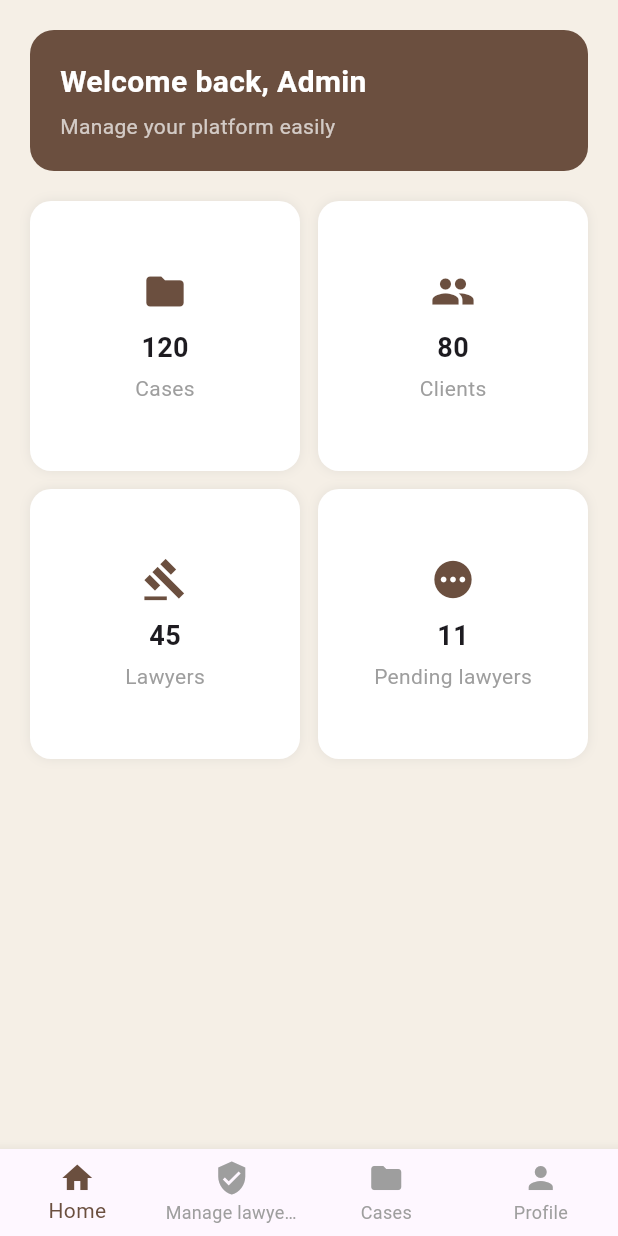
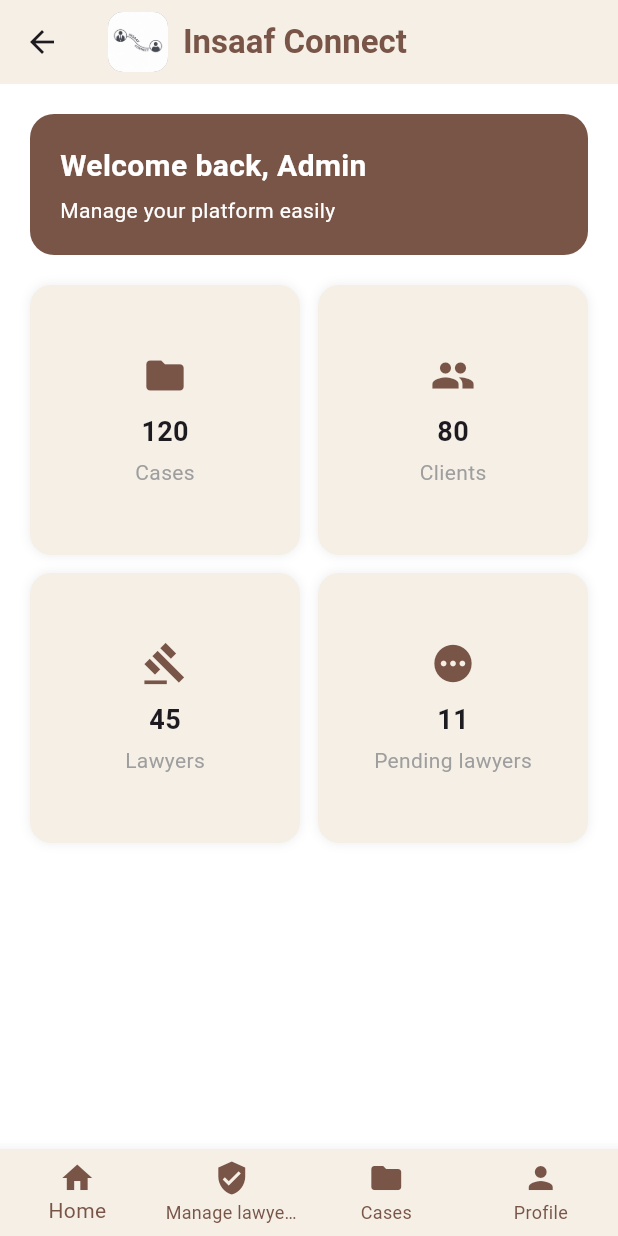
Before and after one commit to insaseemab/frontend, a Flutter app: the DashboardScreen screen opened by its route, on a phone screen of 412 x 824 dp. Run offline on Flutter 3.47's test engine with Material 3 defaults, Android fonts, the light colour scheme and no system bars; our stand-ins replace get, get_storage; accounts and stored records are empty.

Commit message:
changed theme of admin dashboard

```diff
--- a/lib/core/services/lawyers_services.dart
+++ b/lib/core/services/lawyers_services.dart
@@ -33,6 +33,7 @@ class LawyerService {
       final response = await http.get(
         Uri.parse('$_baseUrl/lawyers/$id'),
         headers: {'Content-Type': 'application/json'},
+
       );
 
       if (response.statusCode == 200) {
--- a/lib/core/utils/theme.dart
+++ b/lib/core/utils/theme.dart
@@ -1,9 +1,9 @@
 import 'package:flutter/material.dart';
 
 class AppTheme {
-  static const Color primary = Color(0xFF6B4F3F);
-  static const Color accent = Color(0xFFF5F5DC);
-  static const Color secondary = Colors.white;
+  static const Color primary = const Color(0xFFF5EFE6);
+  static const Color accent = Colors.white;
+  static const Color secondary = Colors.brown;
 
   static ThemeData lightTheme = ThemeData(
     primaryColor: primary,
--- a/lib/screens/dashboard_screen/admin_dashboard.dart
+++ b/lib/screens/dashboard_screen/admin_dashboard.dart
@@ -5,7 +5,40 @@ class AdminProfileDashboard extends StatelessWidget {
 
   @override
   Widget build(BuildContext context) {
-    return SafeArea(
+    return Scaffold(
+      backgroundColor: Colors.white,
+      appBar: AppBar(
+        backgroundColor: const Color(0xFFF5EFE6),
+        title: Row(
+          children: [
+            Container(
+              height: 40,
+              width: 40,
+              decoration: BoxDecoration(
+                color: Colors.grey,
+                borderRadius: BorderRadius.circular(10),
+              ),
+              child: ClipRRect(
+                borderRadius: BorderRadius.circular(10),
+                child: Image.asset(
+                  'assets/images/logo.png',
+                  fit: BoxFit.cover,
+                ),
+              ),
+            ),
+            const SizedBox(width: 10),
+            const Text(
+              "Insaaf Connect",
+              style: TextStyle(
+                color: Colors.brown,
+                fontWeight: FontWeight.bold,
+
+              ),
+            ),
+          ],
+        ),
+      ),
+      body: SafeArea(
         child: LayoutBuilder(
           builder: (context, constraints) {
             bool isWeb = constraints.maxWidth > 800;
@@ -15,13 +48,12 @@ class AdminProfileDashboard extends StatelessWidget {
               child: Column(
                 crossAxisAlignment: CrossAxisAlignment.start,
                 children: [
-
                   /// 🔹 HEADER
                   Container(
                     width: double.infinity,
                     padding: const EdgeInsets.all(20),
                     decoration: BoxDecoration(
-                    color: const Color(0xFF6B4F3F),
+                      color: Colors.brown,
                       borderRadius: BorderRadius.circular(16),
                     ),
                     child: const Column(
@@ -38,7 +70,7 @@ class AdminProfileDashboard extends StatelessWidget {
                         SizedBox(height: 5),
                         Text(
                           "Manage your platform easily",
-                        style: TextStyle(color: Colors.white70),
+                          style: TextStyle(color: Colors.white),
                         ),
                       ],
                     ),
@@ -60,11 +92,11 @@ class AdminProfileDashboard extends StatelessWidget {
                       statCard("Pending lawyers", "11", Icons.pending),
                     ],
                   ),
-
                 ],
               ),
             );
           },
+        ),
       ),
     );
   }
@@ -74,24 +106,20 @@ class AdminProfileDashboard extends StatelessWidget {
     return Container(
       padding: const EdgeInsets.all(16),
       decoration: BoxDecoration(
-        color: Colors.white,
+        color: const Color(0xFFF5EFE6),
         borderRadius: BorderRadius.circular(14),
         boxShadow: [
-          BoxShadow(
-            color: Colors.grey.withValues(alpha: 0.2),
-            blurRadius: 6,
-          )
+          BoxShadow(color: Colors.grey.withValues(alpha: 0.2), blurRadius: 6),
         ],
       ),
       child: Column(
         mainAxisAlignment: MainAxisAlignment.center,
         children: [
-          Icon(icon, size: 30, color: const Color(0xFF6B4F3F)),
+          Icon(icon, size: 30, color: Colors.brown),
           const SizedBox(height: 10),
           Text(
             value,
-            style: const TextStyle(
-                fontSize: 18, fontWeight: FontWeight.bold),
+            style: const TextStyle(fontSize: 18, fontWeight: FontWeight.bold),
           ),
           const SizedBox(height: 4),
           Text(title, style: const TextStyle(color: Colors.grey)),
@@ -99,38 +127,4 @@ class AdminProfileDashboard extends StatelessWidget {
       ),
     );
   }
-
-  /// 🔹 FEEDBACK ITEM
-  Widget feedbackItem(String name, String message) {
-    return Container(
-      margin: const EdgeInsets.only(bottom: 10),
-      padding: const EdgeInsets.all(14),
-      decoration: BoxDecoration(
-        color: Colors.white,
-        borderRadius: BorderRadius.circular(14),
-      ),
-      child: Row(
-        children: [
-          CircleAvatar(
-            backgroundColor: const Color(0xFF6B4F3F),
-            child: Text(name[0],
-                style: const TextStyle(color: Colors.white)),
-          ),
-          const SizedBox(width: 10),
-          Expanded(
-            child: Column(
-              crossAxisAlignment: CrossAxisAlignment.start,
-              children: [
-                Text(name,
-                    style: const TextStyle(
-                        fontWeight: FontWeight.bold)),
-                Text(message,
-                    style: const TextStyle(color: Colors.grey)),
-              ],
-            ),
-          )
-        ],
-      ),
-    );
 }
-}
--- a/lib/screens/dashboard_screen/client_dashboard.dart
+++ b/lib/screens/dashboard_screen/client_dashboard.dart
@@ -32,8 +32,9 @@ class _DashboardScreenState extends State<DashboardScreen> {
 
       bottomNavigationBar: BottomNavigationBar(
         currentIndex: currentIndex,
-        selectedItemColor: const Color(0xFF6B4F3F),
-        unselectedItemColor: Colors.grey,
+        selectedItemColor: Colors.brown,
+        unselectedItemColor: Colors.brown,
+        backgroundColor: const Color(0xFFF5EFE6),
         type: BottomNavigationBarType.fixed,
         onTap: (index) {
           setState(() {
```
Also changed, not shown: lib/screens/dashboard_screen/managelawyers.dart (+60 -52 lines). Lines whose indentation alone changed are shown as unchanged.
